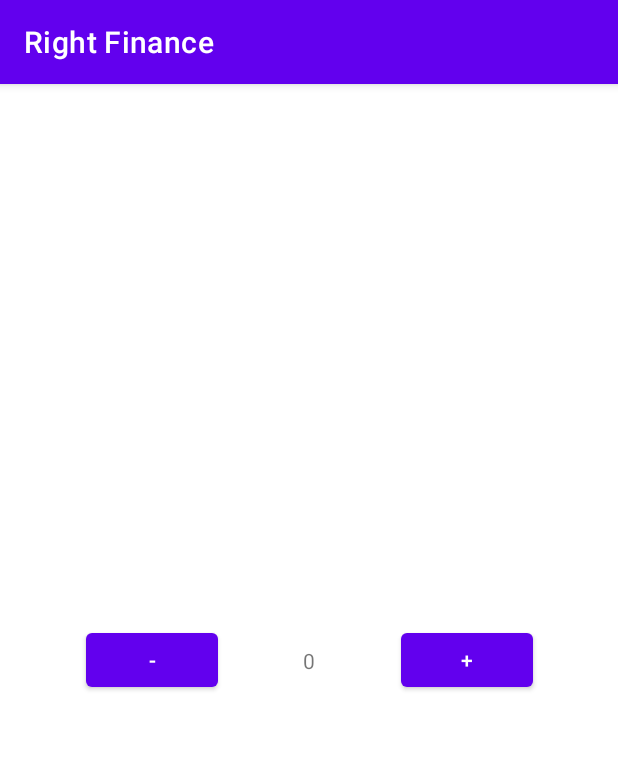
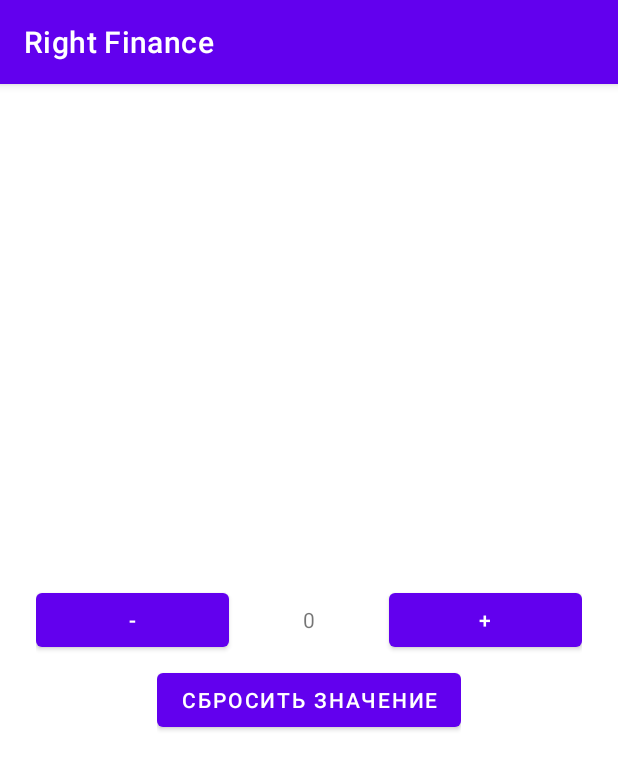
Before and after one commit to Termolk/right_finance, an Android app: the screen it shows after launch (MainActivity), on a phone screen of 412 x 824 dp. Shown: the top 770 px of the screen. Run offline under Robolectric (Android 15) with nearby library versions, the phone set to English and light mode, and no system bars.

Commit message:
Create a btn for reset money values and delete Splash Screen(cause not working)

```diff
--- a/app/src/main/java/com/Termolk/rightfinance/MainActivity.java
+++ b/app/src/main/java/com/Termolk/rightfinance/MainActivity.java
@@ -18,6 +18,7 @@ public class MainActivity extends AppCompatActivity {
     TextView textViewTotalMoney;
     Button buttonSubtractMoney;
     Button buttonAddMoney;
+    Button buttonResetValues;
 
     SharedPreferences sPref;
 
@@ -34,9 +35,8 @@ public class MainActivity extends AppCompatActivity {
         setContentView(R.layout.activity_main);
         initialViews();
         intent = new Intent(this, MoneyTransactions.class);
+        loadMoneyValues();
         listenButtons();
-        loadMoneyValues();
-
     }
 
     @Override
@@ -47,10 +47,11 @@ public class MainActivity extends AppCompatActivity {
                 case REQUEST_CODE_CHANGE_MONEY:
                     money = data.getIntExtra("ChangedMoney", 0);
                     textViewTotalMoney.setText(money + "");
+                    saveMoneyValues();
                     break;
             }
         } else {
-            Toast.makeText(this, "Неверный резалт", Toast.LENGTH_SHORT).show();
+
         }
         saveMoneyValues();
     }
@@ -75,10 +76,6 @@ public class MainActivity extends AppCompatActivity {
         textViewTotalMoney.setText(savedText);
     }
 
-    private void listenButtons() {
-        clickOnButtonAddMoney();
-        clickOnButtonSubtractMoney();
-    }
 
     private void clickOnButtonAddMoney() {
         buttonAddMoney.setOnClickListener(view -> {
@@ -94,10 +91,24 @@ public class MainActivity extends AppCompatActivity {
         });
     }
 
+    private void clickOnButtonResetValues() {
+        buttonResetValues.setOnClickListener(view -> {
+            money = 0;
+            textViewTotalMoney.setText("0");
+        });
+    }
+
+    private void listenButtons() {
+        clickOnButtonAddMoney();
+        clickOnButtonSubtractMoney();
+        clickOnButtonResetValues();
+    }
+
     private void initialViews() {
         textViewTotalMoney = findViewById(R.id.textViewTotalMoney);
         buttonSubtractMoney = findViewById(R.id.buttonSubtractMoney);
         buttonAddMoney = findViewById(R.id.buttonAddMoney);
+        buttonResetValues = findViewById(R.id.buttonResetValues);
     }
 
 }
--- a/app/src/main/res/drawable/background_splash.xml
+++ /dev/null
@@ -1,11 +0,0 @@
-<?xml version="1.0" encoding="utf-8"?>
-<selector xmlns:android="http://schemas.android.com/apk/res/android">
-    <layer-list xmlns:android="http://schemas.android.com/apk/res/android">
-        <item android:drawable="@color/gray"/>
-        <item>
-            <bitmap
-                android:src="@drawable/testpng"
-                android:gravity="center"/>
-        </item>
-    </layer-list>
-</selector>
--- a/app/src/main/res/layout/activity_main.xml
+++ b/app/src/main/res/layout/activity_main.xml
@@ -6,34 +6,58 @@
     android:layout_height="match_parent"
     tools:context=".MainActivity">
 
-    <TextView
-        android:id="@+id/textViewTotalMoney"
-        android:layout_width="wrap_content"
+    <LinearLayout
+        android:layout_margin="24dp"
+        android:layout_width="match_parent"
         android:layout_height="wrap_content"
-        android:text="0"
-        app:layout_constraintBottom_toBottomOf="parent"
-        app:layout_constraintLeft_toLeftOf="parent"
-        app:layout_constraintRight_toRightOf="parent"
-        app:layout_constraintTop_toTopOf="parent" />
-
-    <Button
-        android:id="@+id/buttonAddMoney"
-        android:layout_width="wrap_content"
-        android:layout_height="wrap_content"
-        android:text="+"
+        android:orientation="vertical"
         app:layout_constraintBottom_toBottomOf="parent"
         app:layout_constraintEnd_toEndOf="parent"
-        app:layout_constraintStart_toEndOf="@+id/textViewTotalMoney"
-        app:layout_constraintTop_toTopOf="parent" />
+        app:layout_constraintStart_toStartOf="parent"
+        app:layout_constraintTop_toTopOf="parent">
 
-    <Button
-        android:id="@+id/buttonSubtractMoney"
-        android:layout_width="wrap_content"
-        android:layout_height="wrap_content"
-        android:text="-"
-        app:layout_constraintBottom_toBottomOf="parent"
-        app:layout_constraintEnd_toStartOf="@+id/textViewTotalMoney"
-        app:layout_constraintStart_toStartOf="parent"
-        app:layout_constraintTop_toTopOf="parent" />
+        <LinearLayout
+            android:layout_width="match_parent"
+            android:layout_height="match_parent"
+            android:orientation="horizontal">
+
+            <Button
+                android:id="@+id/buttonSubtractMoney"
+                android:layout_width="30dp"
+                android:layout_height="wrap_content"
+                android:layout_weight="1"
+                android:text="-" />
+
+            <TextView
+                android:id="@+id/textViewTotalMoney"
+                android:layout_width="wrap_content"
+                android:layout_height="wrap_content"
+                android:layout_weight="1"
+                android:textAlignment="center"
+                android:text="0" />
+
+            <Button
+                android:id="@+id/buttonAddMoney"
+                android:layout_width="30dp"
+                android:layout_height="wrap_content"
+                android:layout_weight="1"
+                android:text="+" />
+
+        </LinearLayout>
+
+        <LinearLayout
+            android:layout_width="wrap_content"
+            android:layout_height="match_parent"
+            android:layout_marginTop="5dp"
+            android:layout_gravity="center"
+            android:orientation="horizontal">
+
+            <Button
+                android:id="@+id/buttonResetValues"
+                android:layout_width="wrap_content"
+                android:layout_height="wrap_content"
+                android:text="Сбросить значение" />
+        </LinearLayout>
+    </LinearLayout>
 
 </androidx.constraintlayout.widget.ConstraintLayout>
--- a/app/src/main/res/values/strings.xml
+++ b/app/src/main/res/values/strings.xml
@@ -1,6 +1,3 @@
 <resources>
     <string name="app_name">Right Finance</string>
-    <string name="title_activity_main2">MainActivity2</string>
-    <string name="tab_text_1">Tab 1</string>
-    <string name="tab_text_2">Tab 2</string>
 </resources>
--- a/app/src/main/res/values/styles.xml
+++ /dev/null
@@ -1,10 +0,0 @@
-<?xml version="1.0" encoding="utf-8"?>
-<resources>
-<!--    <style name="AppTheme" parent="Theme.AppCompat.Light.DarkActionBar">-->
-<!--    </style>-->
-
-    <style name="SplashTheme" parent="Theme.AppCompat.NoActionBar">
-        <item name="android:windowBackground">@drawable/background_splash</item>
-        <item name="android:windowFullscreen">true</item>
-    </style>
-</resources>
```
Also changed, not shown: app/src/main/AndroidManifest.xml (+0 -9 lines), app/src/main/java/com/Termolk/rightfinance/SplashScreen.java (deleted, +0 -17 lines), app/src/main/res/layout/activity_money_transactions.xml (+5 -4 lines), app/src/main/res/drawable/testpng.png (deleted).
